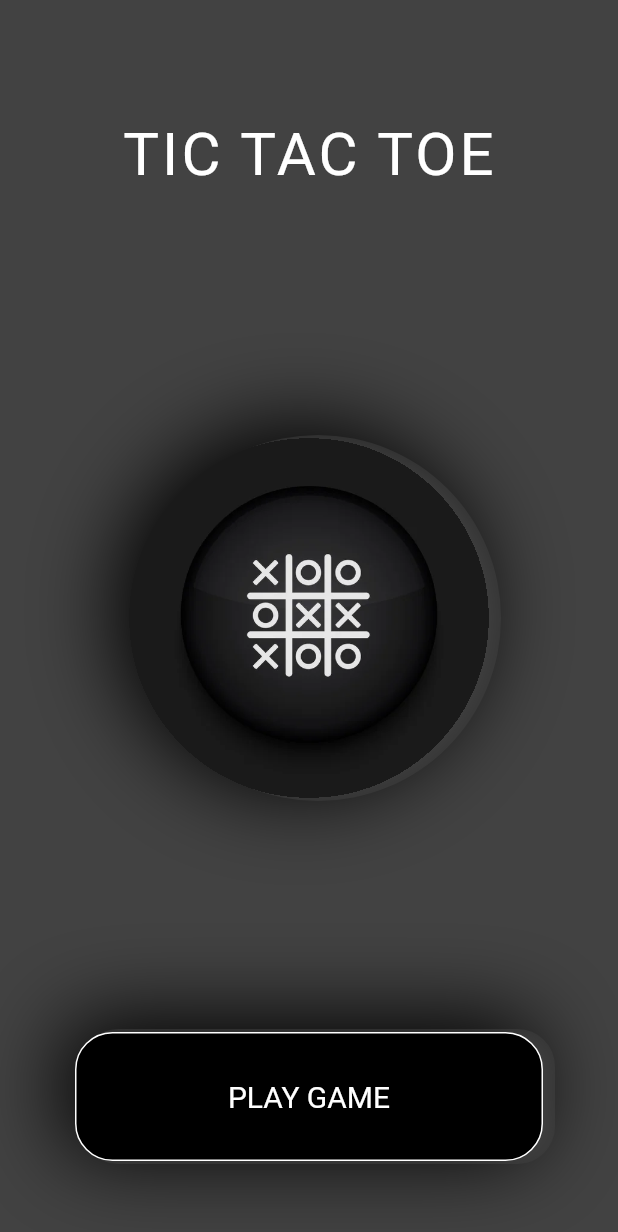
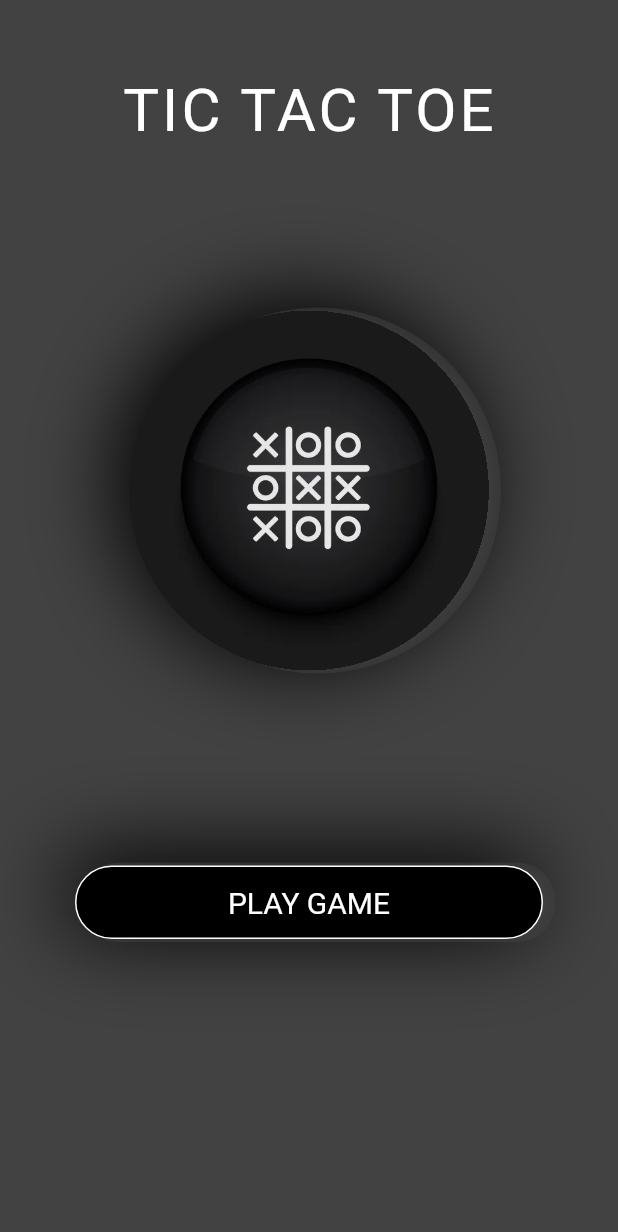
Before and after one commit to MariselvamB/TicTacToeGame, a Flutter app: the screen it shows after launch, on a phone screen of 412 x 824 dp. Shown: the top 1232 px of the screen. Run offline on Flutter 3.47's test engine with Material 2 defaults, Android fonts, the phone set to English and light mode, and no system bars; drawn by our look-alikes of avatar_glow.

Commit message:
06/43/2023

```diff
--- a/lib/screens/logoScreen.dart
+++ b/lib/screens/logoScreen.dart
@@ -16,11 +16,11 @@ class _LogoScreenState extends State<LogoScreen> {
   Widget build(BuildContext context) {
     return Scaffold(
       backgroundColor: Colors.grey.shade800,
-      body: Column(
-        children: [
-          Expanded(
-            flex: 1,
-            child: Container(
+      body: SingleChildScrollView(
+        child: Column(
+          children: [
+            Container(
+                padding: const EdgeInsets.all(50),
                 decoration: BoxDecoration(
                   color: Colors.grey.shade800,
                 ),
@@ -29,12 +29,9 @@ class _LogoScreenState extends State<LogoScreen> {
                       style: TextStyle(
                           fontSize: 40, color: Colors.white, letterSpacing: 2)),
                 )),
-          ),
-          Expanded(
-            flex: 2,
-            child: Center(
+            Center(
               child: AvatarGlow(
-                endRadius: 200,
+                endRadius: 180,
                 duration: const Duration(seconds: 2),
                 glowColor: Colors.white,
                 repeat: true,
@@ -67,9 +64,7 @@ class _LogoScreenState extends State<LogoScreen> {
                 ),
               ),
             ),
-          ),
-          Expanded(
-            child: GestureDetector(
+            GestureDetector(
               onTap: () {
                 Navigator.push(context,
                     MaterialPageRoute(builder: (context) => const HomePage()));
@@ -78,6 +73,7 @@ class _LogoScreenState extends State<LogoScreen> {
                 padding: const EdgeInsets.only(
                     left: 50, right: 50, top: 70, bottom: 50),
                 child: Container(
+                  padding: const EdgeInsets.all(12),
                   alignment: Alignment.center,
                   width: double.infinity,
                   decoration: BoxDecoration(
@@ -116,8 +112,8 @@ class _LogoScreenState extends State<LogoScreen> {
                 ),
               ),
             ),
-          ),
-        ],
+          ],
+        ),
       ),
     );
   }
```
Also changed, not shown: lib/screens/HomePage.dart (+82 -9 lines).
